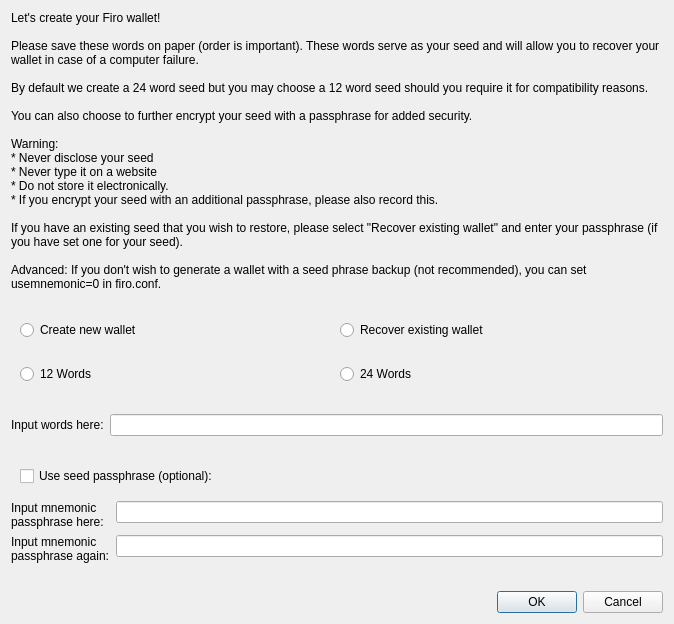
Before: the Qt Designer form src/qt/forms/recover.ui in firoorg/firo, drawn with Qt 5.
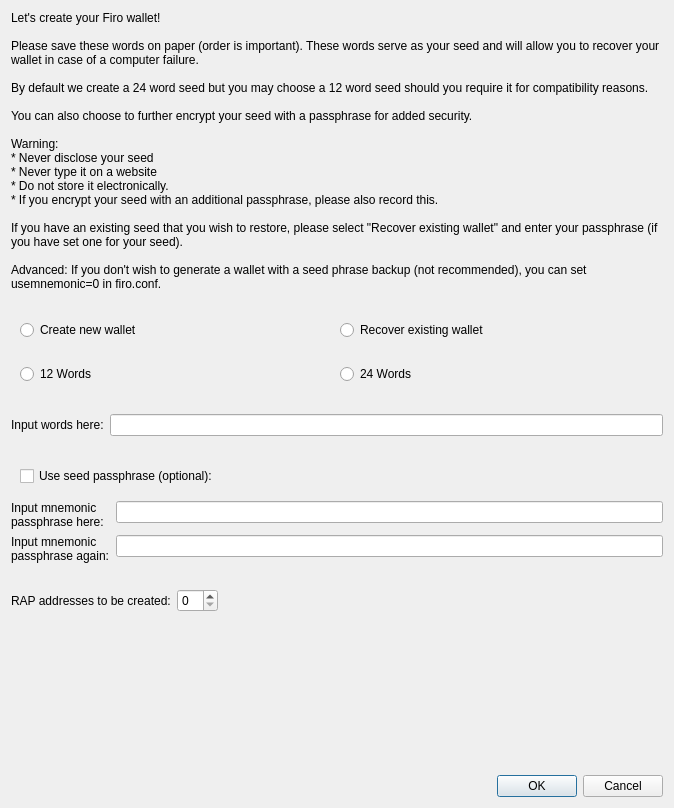
After: the same form once the commit is applied.

Commit message: The recovery page now contains RAP address creation

Patch:
```diff
--- a/src/qt/forms/recover.ui
+++ b/src/qt/forms/recover.ui
@@ -13,7 +13,7 @@
     <x>0</x>
     <y>0</y>
     <width>674</width>
-    <height>620</height>
+    <height>808</height>
    </rect>
   </property>
   <property name="windowTitle">
@@ -250,6 +250,37 @@
      </property>
     </widget>
    </item>
+   <item>
+    <layout class="QHBoxLayout" name="horizontalLayout_2">
+     <item>
+      <widget class="QLabel" name="labelPcodes">
+       <property name="text">
+        <string>RAP addresses to be created:</string>
+       </property>
+      </widget>
+     </item>
+     <item>
+      <widget class="QSpinBox" name="spinBoxPcodes">
+       <property name="toolTip">
+        <string>The number of RAP addresses will be created in the wallet for the initial blockchain scan</string>
+       </property>
+      </widget>
+     </item>
+     <item>
+      <spacer name="horizontalSpacer_2">
+       <property name="orientation">
+        <enum>Qt::Horizontal</enum>
+       </property>
+       <property name="sizeHint" stdset="0">
+        <size>
+         <width>40</width>
+         <height>20</height>
+        </size>
+       </property>
+      </spacer>
+     </item>
+    </layout>
+   </item>
    <item>
     <spacer name="verticalSpacer">
      <property name="orientation">
```
The commit also changes 2 other files.
